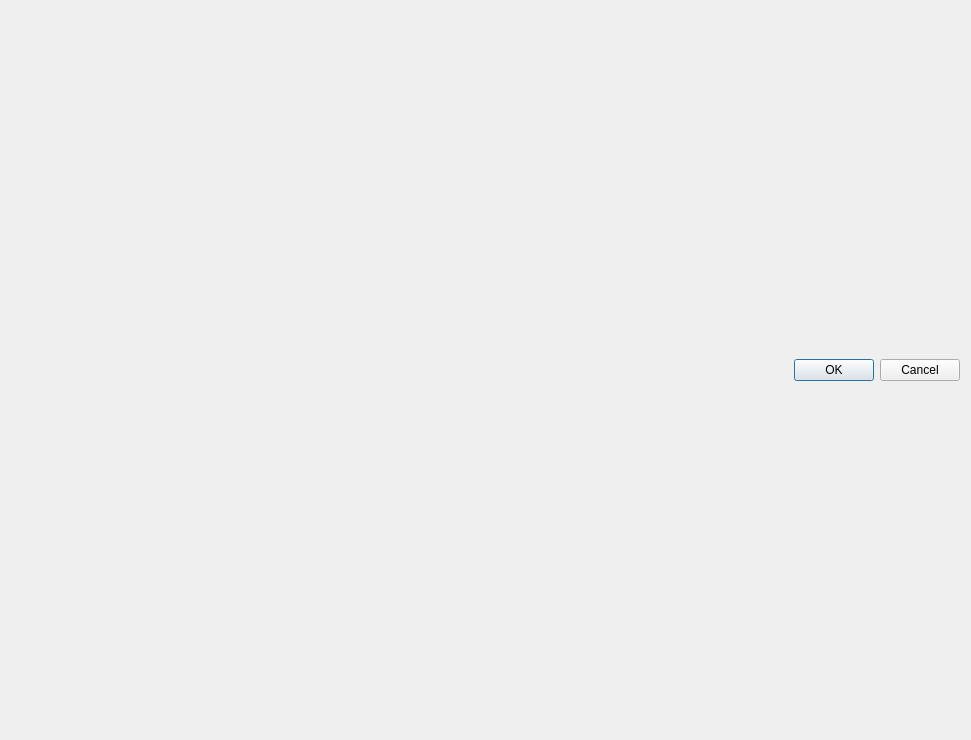
Qt form ui/addlabel.ui (golden7602/ProjectM) before a commit.
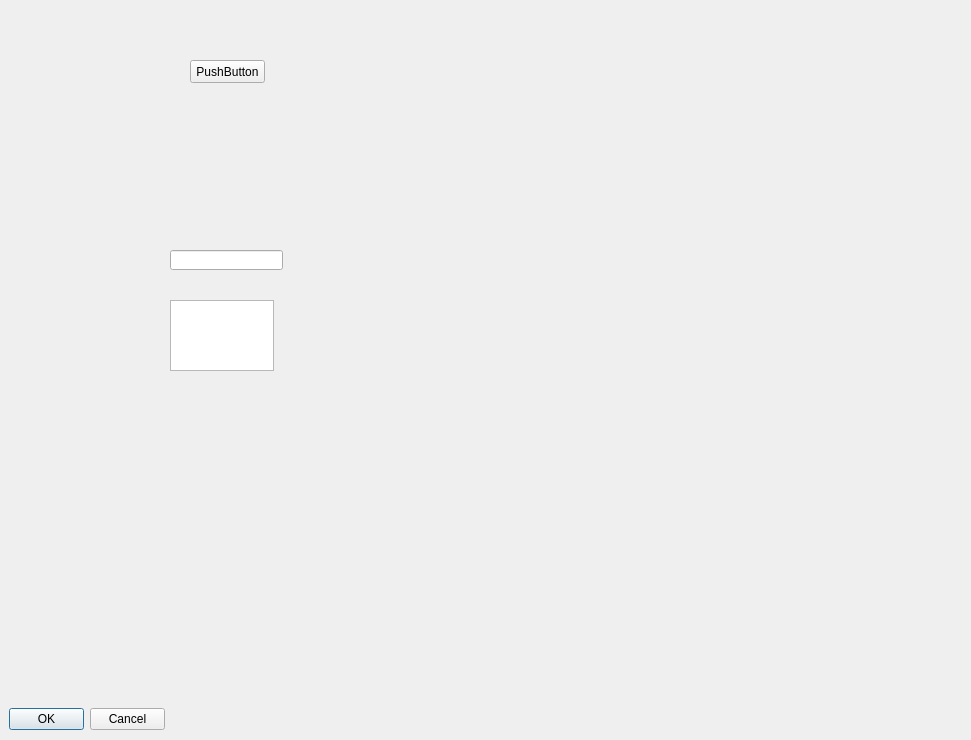
The same form after that commit.

The edit to the form file:
```diff
--- a/ui/addlabel.ui
+++ b/ui/addlabel.ui
@@ -13,21 +13,55 @@
   <property name="windowTitle">
    <string>Dialog</string>
   </property>
-  <layout class="QVBoxLayout" name="verticalLayout_2">
-   <item>
-    <layout class="QVBoxLayout" name="verticalLayout"/>
-   </item>
-   <item>
-    <widget class="QDialogButtonBox" name="buttonBox">
-     <property name="orientation">
-      <enum>Qt::Horizontal</enum>
-     </property>
-     <property name="standardButtons">
-      <set>QDialogButtonBox::Cancel|QDialogButtonBox::Ok</set>
-     </property>
-    </widget>
-   </item>
-  </layout>
+  <widget class="QDialogButtonBox" name="buttonBox">
+   <property name="geometry">
+    <rect>
+     <x>9</x>
+     <y>708</y>
+     <width>156</width>
+     <height>23</height>
+    </rect>
+   </property>
+   <property name="orientation">
+    <enum>Qt::Horizontal</enum>
+   </property>
+   <property name="standardButtons">
+    <set>QDialogButtonBox::Cancel|QDialogButtonBox::Ok</set>
+   </property>
+  </widget>
+  <widget class="QPushButton" name="pushButton">
+   <property name="geometry">
+    <rect>
+     <x>190</x>
+     <y>60</y>
+     <width>75</width>
+     <height>23</height>
+    </rect>
+   </property>
+   <property name="text">
+    <string>PushButton</string>
+   </property>
+  </widget>
+  <widget class="QLineEdit" name="lineEdit">
+   <property name="geometry">
+    <rect>
+     <x>170</x>
+     <y>250</y>
+     <width>113</width>
+     <height>20</height>
+    </rect>
+   </property>
+  </widget>
+  <widget class="QTextEdit" name="textEdit">
+   <property name="geometry">
+    <rect>
+     <x>170</x>
+     <y>300</y>
+     <width>104</width>
+     <height>71</height>
+    </rect>
+   </property>
+  </widget>
  </widget>
  <resources/>
  <connections>
```
Left out of the diff: 40 changed lines with no effect on the pictures.
